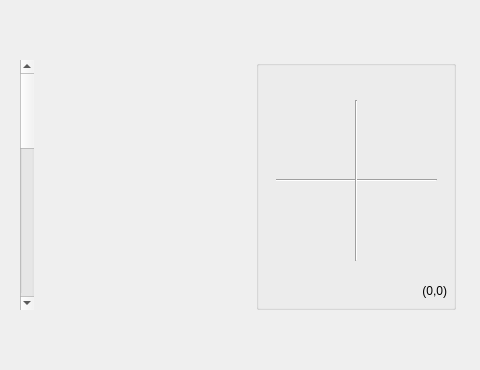
This is resource/VirtualJoy.ui in Edwinlinks/rqt_virtual_dbus as Qt 5 draws it before an edit; both pictures show x 0 to 480 and y 102 to 472 of the 1004 by 876 pixel window. The edited form follows.
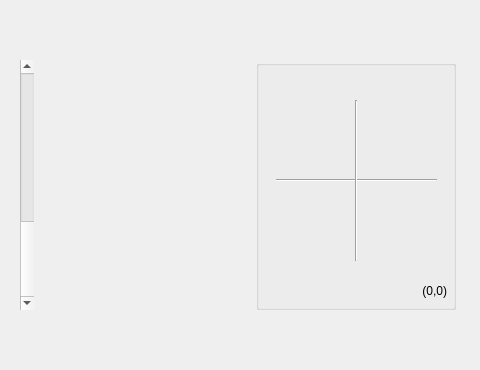
This is the edited form.

Commit message: Analog rm_dbus status.

Diff of the .ui file:
```diff
--- a/resource/VirtualJoy.ui
+++ b/resource/VirtualJoy.ui
@@ -191,6 +191,9 @@
         <property name="pageStep">
          <number>50</number>
         </property>
+        <property name="value">
+         <number>99</number>
+        </property>
         <property name="orientation">
          <enum>Qt::Vertical</enum>
         </property>
```
The commit also changes 1 other file.
